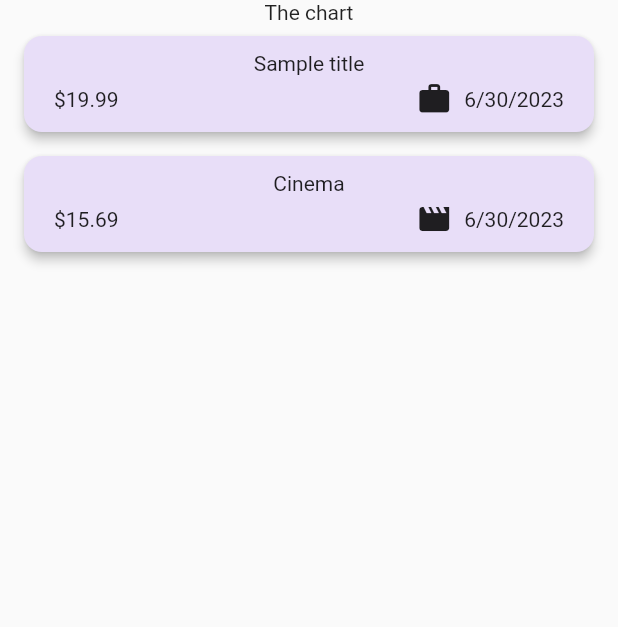
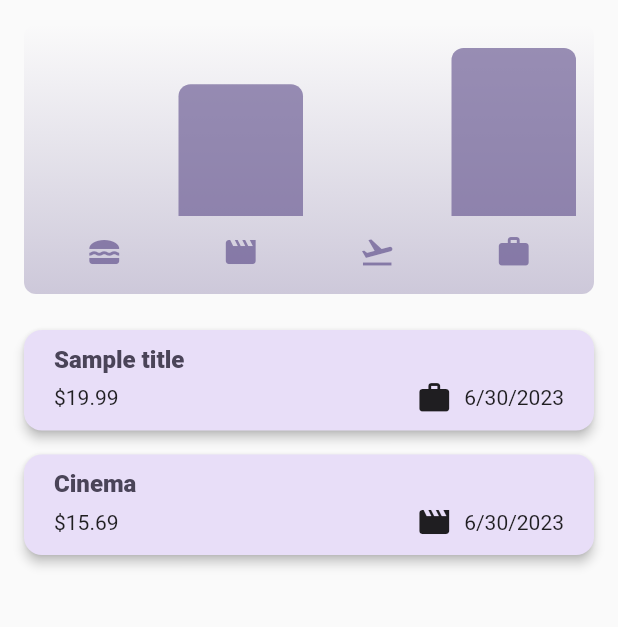
Before and after one commit to ksykko/expense_tracker, a Flutter app: the screen it shows after launch, on a phone screen of 412 x 824 dp, the part 84-711 px from its top. Run offline on Flutter 3.47's test engine with Material 2 defaults, Android fonts, the phone set to English and light mode, and no system bars.

Commit message:
Added theme, Added chart

```diff
--- a/lib/models/expense.dart
+++ b/lib/models/expense.dart
@@ -17,7 +17,8 @@ const categoryIcons = {
 };
 
 class Expense {
-  Expense({required this.title, required this.amount, required this.date, required this.category}) : id = uuid.v4();
+  Expense({required this.title, required this.amount, required this.date, required this.category})
+      : id = uuid.v4();
 
   final String id;
   final String title;
@@ -29,3 +30,24 @@ class Expense {
     return formatter.format(date);
   }
 }
+
+class ExpenseBucket {
+  const ExpenseBucket({required this.category, required this.expenses});
+
+  // this is a named constructor that allows us to create an instance of this class with a single line of code
+  ExpenseBucket.forCategory(List<Expense> allExpenses, this.category)
+      : expenses = allExpenses.where((expense) => expense.category == category).toList();
+
+  final Category category;
+  final List<Expense> expenses;
+
+  double get totalExpenses {
+    double sum = 0;
+
+    for (final expense in expenses) {
+      sum += expense.amount;
+    }
+
+    return sum;
+  }
+}
--- a/lib/widgets/expenses.dart
+++ b/lib/widgets/expenses.dart
@@ -1,5 +1,6 @@
 // Purpose: Widget that displays the expenses list and the chart
 
+import 'package:expense_tracker/widgets/chart/chart.dart';
 import 'package:expense_tracker/widgets/expenses_list.dart/expenses_list.dart';
 import 'package:expense_tracker/models/expense.dart';
 import 'package:expense_tracker/widgets/new_expense.dart';
@@ -66,7 +67,10 @@ class _ExpensesState extends State<Expenses> {
 
     return Scaffold(
       appBar: AppBar(
-        title: const Text('Expenses Tracker'),
+        title: const Text(
+          'Expenses Tracker',
+          style: TextStyle(fontSize: 20),
+        ),
         actions: [
           IconButton(
             onPressed: _openAddExpenseModal,
@@ -76,7 +80,7 @@ class _ExpensesState extends State<Expenses> {
       ),
       body: Column(
         children: [
-          const Text('The chart'),
+          Chart(expenses: _registeredExpenses),
           Expanded(
             child: mainContent,
           ),
--- a/lib/widgets/expenses_list.dart/expenses_item.dart
+++ b/lib/widgets/expenses_list.dart/expenses_item.dart
@@ -19,9 +19,14 @@ class ExpenseItem extends StatelessWidget {
           vertical: 10,
         ),
         child: Column(
+          crossAxisAlignment: CrossAxisAlignment.start,
           children: [
             // each child is a row in the card
-            Text(expense.title),
+            Text(expense.title,
+                style: Theme.of(context).textTheme.titleLarge?.copyWith(
+                      fontWeight: FontWeight.w800,
+                      fontSize: 16,
+                    )),
             const SizedBox(height: 4),
             // Row is a widget that displays its children in a row
             Row(
--- a/lib/widgets/expenses_list.dart/expenses_list.dart
+++ b/lib/widgets/expenses_list.dart/expenses_list.dart
@@ -1,5 +1,6 @@
 // Purpose: This widget displays the list of expenses
 
+import 'package:expense_tracker/main.dart';
 import 'package:expense_tracker/models/expense.dart';
 import 'package:expense_tracker/widgets/expenses_list.dart/expenses_item.dart';
 import 'package:flutter/material.dart';
@@ -23,6 +24,20 @@ class ExpensesList extends StatelessWidget {
       itemCount: expenses.length,
       itemBuilder: (ctx, index) => Dismissible(
         key: ValueKey(expenses[index]),
+        background: Container(
+          color: const Color.fromARGB(255, 186, 54, 44),
+          alignment: Alignment.centerRight,
+          padding: const EdgeInsets.only(right: 20),
+          margin: EdgeInsets.symmetric(
+            horizontal: Theme.of(context).cardTheme.margin!.horizontal,
+            vertical: Theme.of(context).cardTheme.margin!.vertical,
+          ),
+          child: const Icon(
+            Icons.delete,
+            color: Colors.white,
+            size: 30,
+          ),
+        ),
         onDismissed: (direction) {
           onRemoveExpense(expenses[index]);
         },
```
